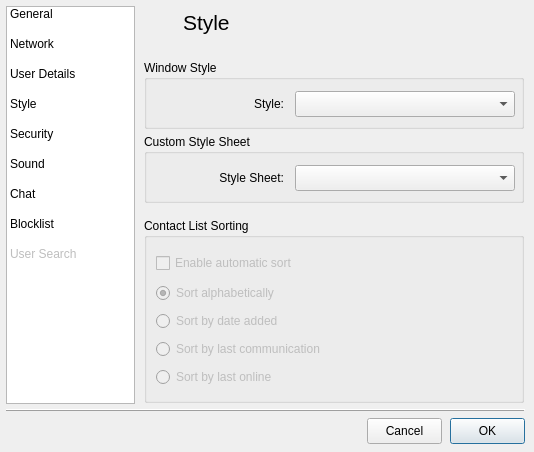
Old version of the form src/gui/form_settingsgui.ui in the repository vituperative/i2pchat.
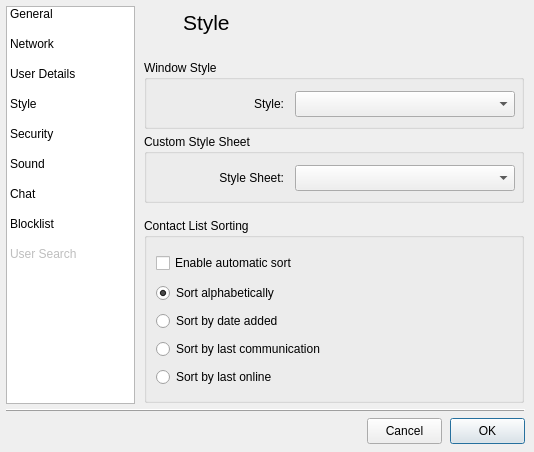
New version of the form. The open tabs and pages were chosen to show the change. Icons and pictures are not drawn.

```diff
--- a/src/gui/form_settingsgui.ui
+++ b/src/gui/form_settingsgui.ui
@@ -2205,7 +2205,7 @@
         <item row="0" column="0">
          <widget class="QCheckBox" name="checkBox_5">
           <property name="enabled">
-           <bool>false</bool>
+            <bool>true</bool>
           </property>
           <property name="minimumSize">
            <size>
@@ -2230,7 +2230,7 @@
         <item row="1" column="0">
          <widget class="QRadioButton" name="radioButton_2">
           <property name="enabled">
-           <bool>false</bool>
+            <bool>true</bool>
           </property>
           <property name="minimumSize">
            <size>
@@ -2255,7 +2255,7 @@
         <item row="2" column="0">
          <widget class="QRadioButton" name="radioButton_3">
           <property name="enabled">
-           <bool>false</bool>
+            <bool>true</bool>
           </property>
           <property name="minimumSize">
            <size>
@@ -2280,7 +2280,7 @@
         <item row="3" column="0">
          <widget class="QRadioButton" name="radioButton_4">
           <property name="enabled">
-           <bool>false</bool>
+            <bool>true</bool>
           </property>
           <property name="minimumSize">
            <size>
@@ -2305,7 +2305,7 @@
         <item row="4" column="0">
          <widget class="QRadioButton" name="radioButton_5">
           <property name="enabled">
-           <bool>false</bool>
+            <bool>true</bool>
           </property>
           <property name="minimumSize">
            <size>
```
Lines whose indentation alone changed are shown as unchanged.
